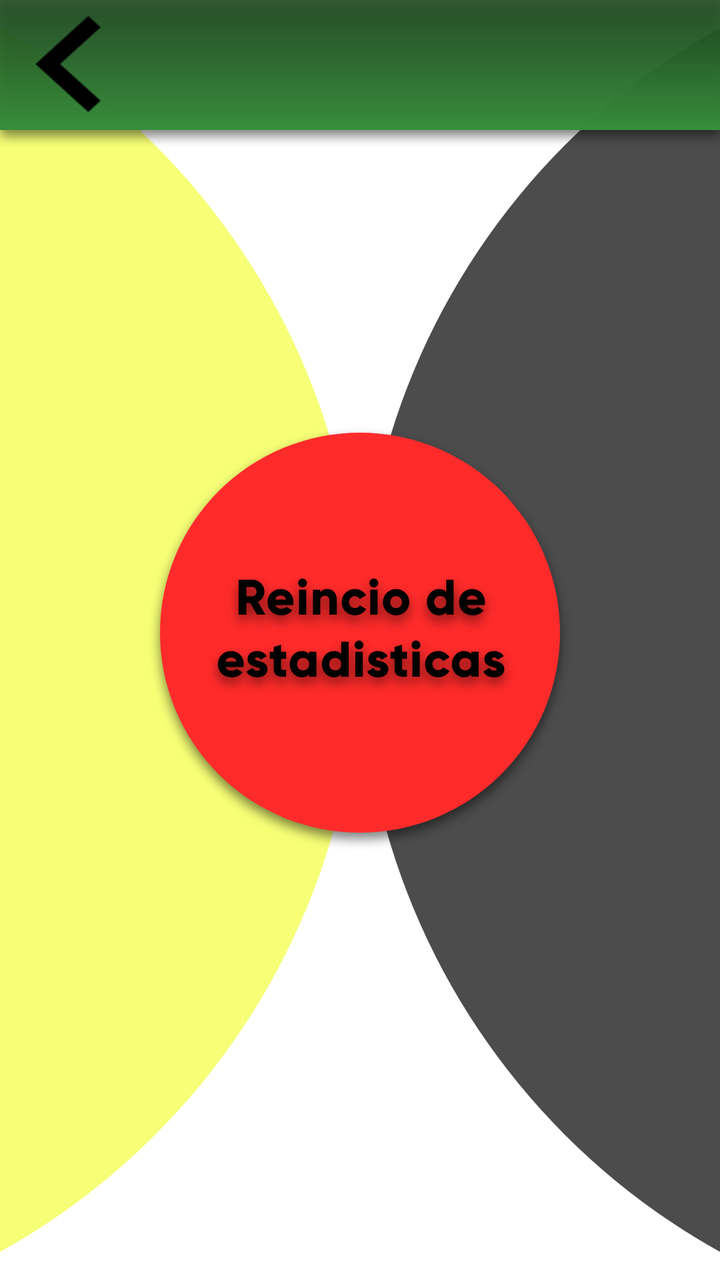
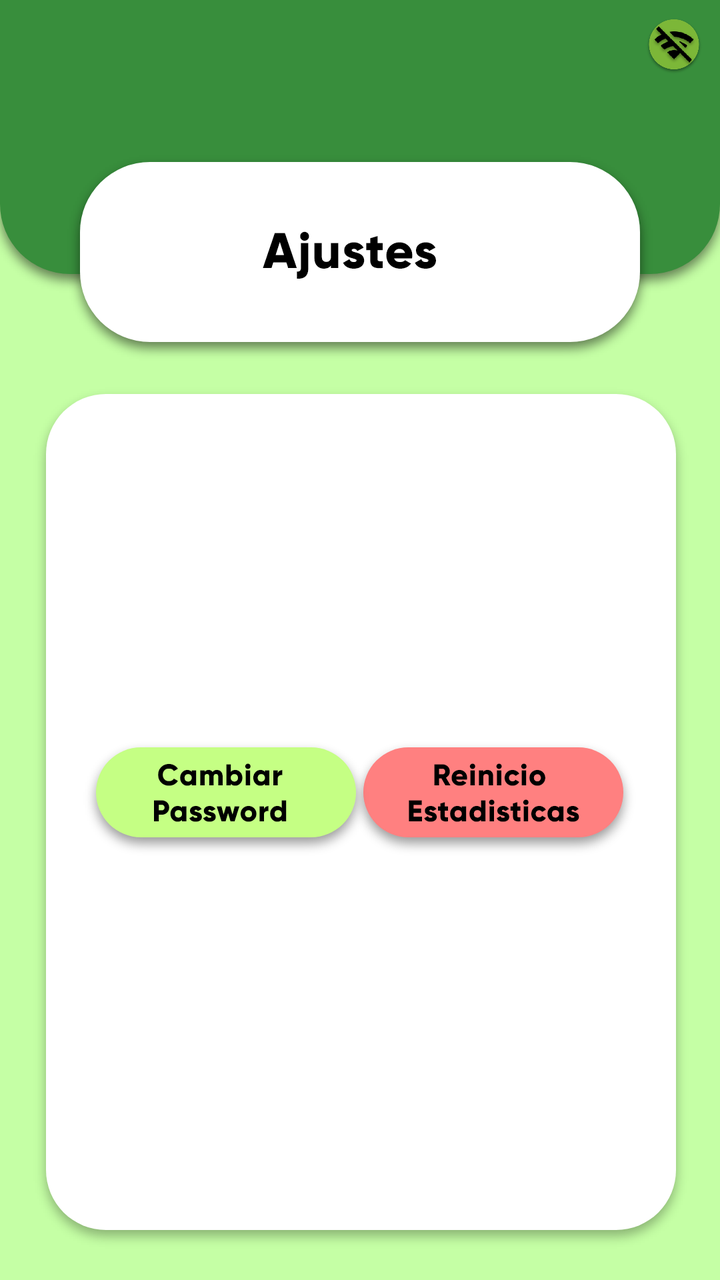

Two renders of the same Android screen: before a commit and after it. Below are the layout's source before the change and the commit's diff.
<!-- AndroidManifest.xml: application theme AppTheme -->
<!-- res/layout/activity_ajustes.xml -->
<?xml version="1.0" encoding="utf-8"?>
<android.support.constraint.ConstraintLayout xmlns:android="http://schemas.android.com/apk/res/android"
    xmlns:app="http://schemas.android.com/apk/res-auto"
    xmlns:tools="http://schemas.android.com/tools"
    android:layout_width="match_parent"
    android:layout_height="match_parent"
    android:background="@drawable/ajustes1"
    tools:context=".ActivityAjustes">

    <Button
        android:id="@+id/button4"
        android:layout_width="wrap_content"
        android:layout_height="wrap_content"
        android:layout_marginStart="8dp"
        android:layout_marginTop="8dp"
        android:layout_marginEnd="8dp"
        android:layout_marginBottom="8dp"
        android:background="@drawable/botonpeligro"
        app:layout_constraintBottom_toBottomOf="parent"
        app:layout_constraintEnd_toEndOf="parent"
        app:layout_constraintHorizontal_bias="0.504"
        app:layout_constraintStart_toStartOf="parent"
        app:layout_constraintTop_toTopOf="parent"
        app:layout_constraintVertical_bias="0.498" />

    <Button
        android:id="@+id/back"
        android:layout_width="52dp"
        android:layout_height="wrap_content"
        android:layout_marginStart="8dp"
        android:layout_marginTop="8dp"
        android:layout_marginEnd="8dp"
        android:layout_marginBottom="8dp"
        android:background="@drawable/flechitaatras"
        app:layout_constraintBottom_toBottomOf="parent"
        app:layout_constraintEnd_toEndOf="parent"
        app:layout_constraintHorizontal_bias="0.0"
        app:layout_constraintStart_toStartOf="parent"
        app:layout_constraintTop_toTopOf="parent"
        app:layout_constraintVertical_bias="0.0" />
</android.support.constraint.ConstraintLayout>
<!-- resources referenced by this layout -->
<resources>
  <!-- drawable ajustes1: png bitmap (drawable-hdpi, 18947 bytes) -->
  <!-- drawable botonpeligro: png bitmap (drawable-hdpi, 28381 bytes) -->
  <!-- drawable flechitaatras: png bitmap (drawable-hdpi, 1018 bytes) -->
  <style name="AppTheme" parent="Theme.AppCompat.Light.NoActionBar">
          
          <item name="colorPrimary">@color/colorPrimary</item>
          <item name="colorPrimaryDark">@color/colorPrimaryDark</item>
          <item name="colorAccent">@color/colorAccent</item>
      </style>
  <color name="colorPrimary">#008577</color>
  <color name="colorPrimaryDark">#00574B</color>
  <color name="colorAccent">#D81B60</color>
</resources>

<!-- the commit's change to res/layout/activity_ajustes.xml (unified diff, before → after) -->
@@ -4,38 +4,88 @@
     xmlns:tools="http://schemas.android.com/tools"
     android:layout_width="match_parent"
     android:layout_height="match_parent"
-    android:background="@drawable/ajustes1"
+    android:background="@drawable/settings"
     tools:context=".ActivityAjustes">
 
+    <ImageButton
+        android:id="@+id/activity_estadisticas_nowifibutton"
+        android:layout_width="30dp"
+        android:layout_height="30dp"
+        android:layout_alignParentStart="true"
+        android:layout_alignParentTop="true"
+        android:layout_marginStart="8dp"
+        android:layout_marginTop="8dp"
+        android:layout_marginEnd="8dp"
+        android:layout_marginBottom="8dp"
+        android:background="@drawable/ic_nowifi"
+        app:layout_constraintBottom_toBottomOf="parent"
+        app:layout_constraintEnd_toEndOf="parent"
+        app:layout_constraintHorizontal_bias="1.0"
+        app:layout_constraintStart_toStartOf="parent"
+        app:layout_constraintTop_toTopOf="parent"
+        app:layout_constraintVertical_bias="0.0" />
+
+
     <Button
-        android:id="@+id/button4"
+        android:id="@+id/reinciciodeestadistcas"
         android:layout_width="wrap_content"
         android:layout_height="wrap_content"
         android:layout_marginStart="8dp"
         android:layout_marginTop="8dp"
         android:layout_marginEnd="8dp"
         android:layout_marginBottom="8dp"
-        android:background="@drawable/botonpeligro"
+        android:background="@drawable/botonreinicioestadsticas"
         app:layout_constraintBottom_toBottomOf="parent"
         app:layout_constraintEnd_toEndOf="parent"
-        app:layout_constraintHorizontal_bias="0.504"
+        app:layout_constraintHorizontal_bias="0.84"
         app:layout_constraintStart_toStartOf="parent"
         app:layout_constraintTop_toTopOf="parent"
-        app:layout_constraintVertical_bias="0.498" />
+        app:layout_constraintVertical_bias="0.641" />
 
-    <Button
-        android:id="@+id/back"
-        android:layout_width="52dp"
+    <ImageView
+        android:id="@+id/imageView20"
+        android:layout_width="wrap_content"
         android:layout_height="wrap_content"
         android:layout_marginStart="8dp"
         android:layout_marginTop="8dp"
         android:layout_marginEnd="8dp"
         android:layout_marginBottom="8dp"
-        android:background="@drawable/flechitaatras"
         app:layout_constraintBottom_toBottomOf="parent"
         app:layout_constraintEnd_toEndOf="parent"
-        app:layout_constraintHorizontal_bias="0.0"
         app:layout_constraintStart_toStartOf="parent"
         app:layout_constraintTop_toTopOf="parent"
-        app:layout_constraintVertical_bias="0.0" />
+        app:layout_constraintVertical_bias="0.13"
+        app:srcCompat="@drawable/encabezadoajustes" />
+
+    <ImageView
+        android:id="@+id/imageView21"
+        android:layout_width="wrap_content"
+        android:layout_height="wrap_content"
+        android:layout_marginStart="8dp"
+        android:layout_marginEnd="8dp"
+        android:layout_marginBottom="8dp"
+        app:layout_constraintBottom_toBottomOf="@+id/imageView20"
+        app:layout_constraintEnd_toEndOf="parent"
+        app:layout_constraintHorizontal_bias="0.409"
+        app:layout_constraintStart_toStartOf="@+id/imageView20"
+        app:layout_constraintTop_toTopOf="@+id/imageView20"
+        app:layout_constraintVertical_bias="0.507"
+        app:srcCompat="@drawable/ajustesbackfround" />
+
+    <Button
+        android:id="@+id/cambiarpassword"
+        android:layout_width="wrap_content"
+        android:layout_height="wrap_content"
+        android:layout_marginStart="8dp"
+        android:layout_marginTop="8dp"
+        android:layout_marginEnd="8dp"
+        android:layout_marginBottom="8dp"
+        android:background="@drawable/botonpasswordcambiar"
+        app:layout_constraintBottom_toBottomOf="parent"
+        app:layout_constraintEnd_toEndOf="parent"
+        app:layout_constraintHorizontal_bias="0.159"
+        app:layout_constraintStart_toStartOf="parent"
+        app:layout_constraintTop_toTopOf="parent"
+        app:layout_constraintVertical_bias="0.641" />
+
 </android.support.constraint.ConstraintLayout>
<!-- resource entries referenced after the edit -->
@@ -1,8 +1,11 @@
 <!-- resources referenced by this layout -->
 <resources>
-  <!-- drawable ajustes1: png bitmap (drawable-hdpi, 18947 bytes) -->
-  <!-- drawable botonpeligro: png bitmap (drawable-hdpi, 28381 bytes) -->
-  <!-- drawable flechitaatras: png bitmap (drawable-hdpi, 1018 bytes) -->
+  <!-- drawable ajustesbackfround: png bitmap (drawable-hdpi, 1483 bytes) -->
+  <!-- drawable botonpasswordcambiar: png bitmap (drawable-hdpi, 6458 bytes) -->
+  <!-- drawable botonreinicioestadsticas: png bitmap (drawable-hdpi, 6729 bytes) -->
+  <!-- drawable encabezadoajustes: png bitmap (drawable-hdpi, 6233 bytes) -->
+  <!-- drawable ic_nowifi: png bitmap (drawable-hdpi, 15871 bytes) -->
+  <!-- drawable settings: png bitmap (drawable-hdpi, 12583 bytes) -->
   <style name="AppTheme" parent="Theme.AppCompat.Light.NoActionBar">
           
           <item name="colorPrimary">@color/colorPrimary</item>
